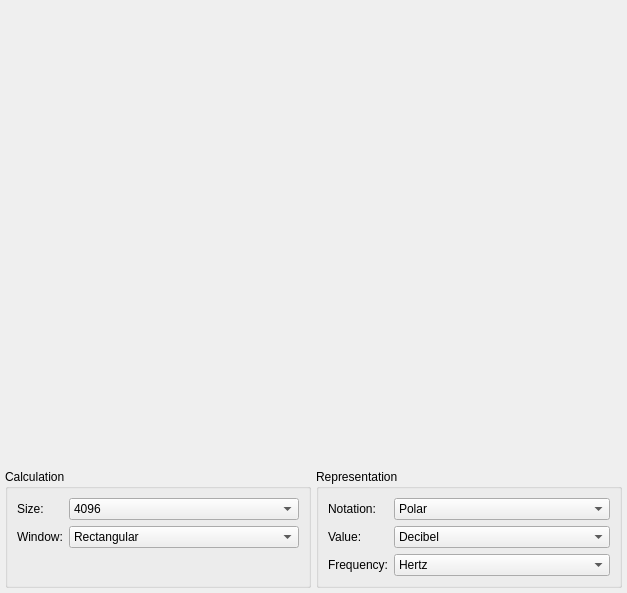
Qt form code/interface/vicomposedwidgets/forms/vispectrumanalysiswidget.ui (visore/Visore) before a commit.
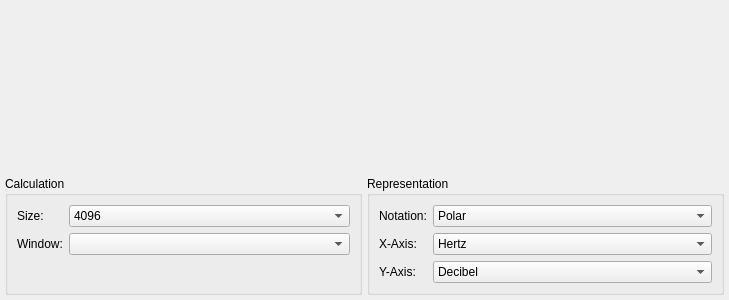
The same form after that commit. Custom widgets are drawn as their Qt base class.

Commit message: Frequency spectrum nalyzer and widget added.

```diff
--- a/code/interface/vicomposedwidgets/forms/vispectrumanalysiswidget.ui
+++ b/code/interface/vicomposedwidgets/forms/vispectrumanalysiswidget.ui
@@ -6,8 +6,8 @@
    <rect>
     <x>0</x>
     <y>0</y>
-    <width>627</width>
-    <height>593</height>
+    <width>729</width>
+    <height>300</height>
    </rect>
   </property>
   <property name="maximumSize">
@@ -60,6 +60,9 @@
       <string>Calculation</string>
      </property>
      <layout class="QFormLayout" name="formLayout_2">
+      <property name="fieldGrowthPolicy">
+       <enum>QFormLayout::AllNonFixedFieldsGrow</enum>
+      </property>
       <item row="0" column="0">
        <widget class="QLabel" name="label">
         <property name="text">
@@ -144,23 +147,8 @@
       <item row="1" column="1">
        <widget class="QComboBox" name="windowBox">
         <property name="currentIndex">
-         <number>0</number>
+         <number>-1</number>
         </property>
-        <item>
-         <property name="text">
-          <string>Rectangular</string>
-         </property>
-        </item>
-        <item>
-         <property name="text">
-          <string>Hamming</string>
-         </property>
-        </item>
-        <item>
-         <property name="text">
-          <string>Hann</string>
-         </property>
-        </item>
        </widget>
       </item>
      </layout>
@@ -197,38 +185,14 @@
        </widget>
       </item>
       <item row="1" column="0">
-       <widget class="QLabel" name="label_4">
-        <property name="text">
-         <string>Value:</string>
-        </property>
-       </widget>
-      </item>
-      <item row="1" column="1">
-       <widget class="QComboBox" name="valueBox">
-        <property name="currentIndex">
-         <number>1</number>
-        </property>
-        <item>
-         <property name="text">
-          <string>Amplitude</string>
-         </property>
-        </item>
-        <item>
-         <property name="text">
-          <string>Decibel</string>
-         </property>
-        </item>
-       </widget>
-      </item>
-      <item row="2" column="0">
        <widget class="QLabel" name="label_2">
         <property name="text">
-         <string>Frequency:</string>
+         <string>X-Axis:</string>
         </property>
        </widget>
       </item>
-      <item row="2" column="1">
-       <widget class="QComboBox" name="frequencyBox">
+      <item row="1" column="1">
+       <widget class="QComboBox" name="xBox">
         <property name="currentIndex">
          <number>1</number>
         </property>
@@ -244,6 +208,30 @@
         </item>
        </widget>
       </item>
+      <item row="2" column="1">
+       <widget class="QComboBox" name="yBox">
+        <property name="currentIndex">
+         <number>1</number>
+        </property>
+        <item>
+         <property name="text">
+          <string>Amplitude</string>
+         </property>
+        </item>
+        <item>
+         <property name="text">
+          <string>Decibel</string>
+         </property>
+        </item>
+       </widget>
+      </item>
+      <item row="2" column="0">
+       <widget class="QLabel" name="label_4">
+        <property name="text">
+         <string>Y-Axis:</string>
+        </property>
+       </widget>
+      </item>
      </layout>
     </widget>
    </item>
```
Left out of the diff: 11 changed lines with no effect on the pictures. The commit also changes 41 other files.
